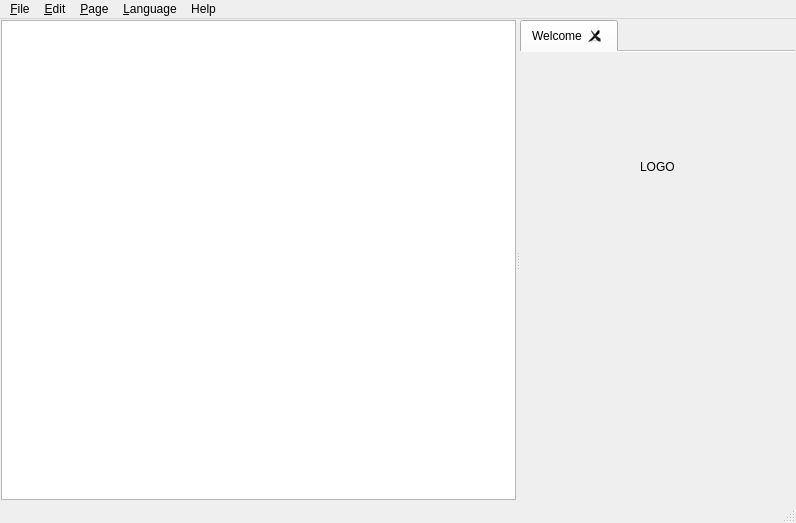
First picture: the form in src/MainWindow.ui, repository MagicalTux/tpleditor, before the edit.
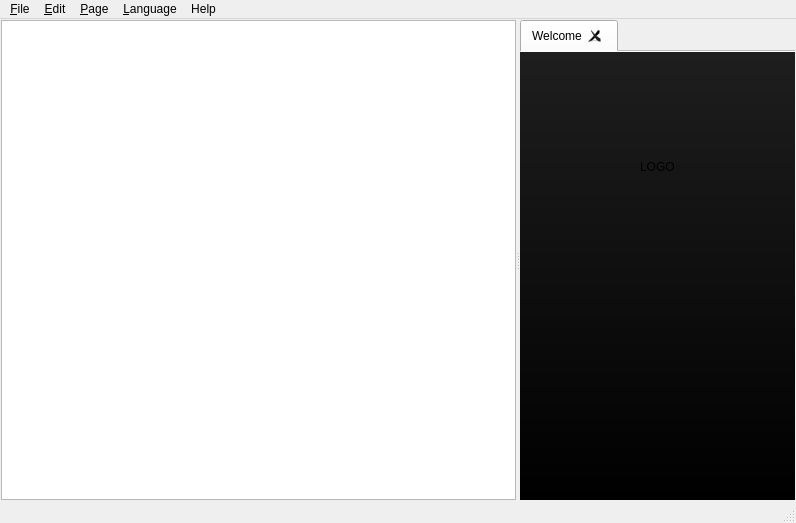
Second picture: the form after the edit. Icons and pictures are not drawn. Custom widgets are drawn as their Qt base class.

Commit message: Various changes, added Win32 icon (degica only), added prev/next tab shortcuts

```diff
--- a/src/MainWindow.ui
+++ b/src/MainWindow.ui
@@ -60,6 +60,9 @@
         <bool>true</bool>
        </property>
        <widget class="QWidget" name="tabWelcome">
+        <property name="styleSheet">
+         <string notr="true">background:qlineargradient(spread:pad, x1:1, y1:1, x2:1, y2:0, stop:0 rgba(0, 0, 0, 255), stop:1 rgba(30, 30, 30, 255));</string>
+        </property>
         <attribute name="title">
          <string>Welcome</string>
         </attribute>
@@ -81,6 +84,9 @@
            </item>
            <item>
             <widget class="QLabel" name="img">
+             <property name="styleSheet">
+              <string notr="true">background:transparent;</string>
+             </property>
              <property name="text">
               <string notr="true">LOGO</string>
              </property>
@@ -103,6 +109,9 @@
          </item>
          <item>
           <widget class="QLabel" name="welcome_label">
+           <property name="styleSheet">
+            <string notr="true">background:transparent;</string>
+           </property>
            <property name="text">
             <string notr="true">&lt;!DOCTYPE HTML PUBLIC &quot;-//W3C//DTD HTML 4.0//EN&quot; &quot;http://www.w3.org/TR/REC-html40/strict.dtd&quot;&gt;
 &lt;html&gt;&lt;head&gt;&lt;meta name=&quot;qrichtext&quot; content=&quot;1&quot; /&gt;&lt;style type=&quot;text/css&quot;&gt;
```
Left out of the diff: 34 changed lines with no effect on the pictures. The commit also changes 5 other files.
